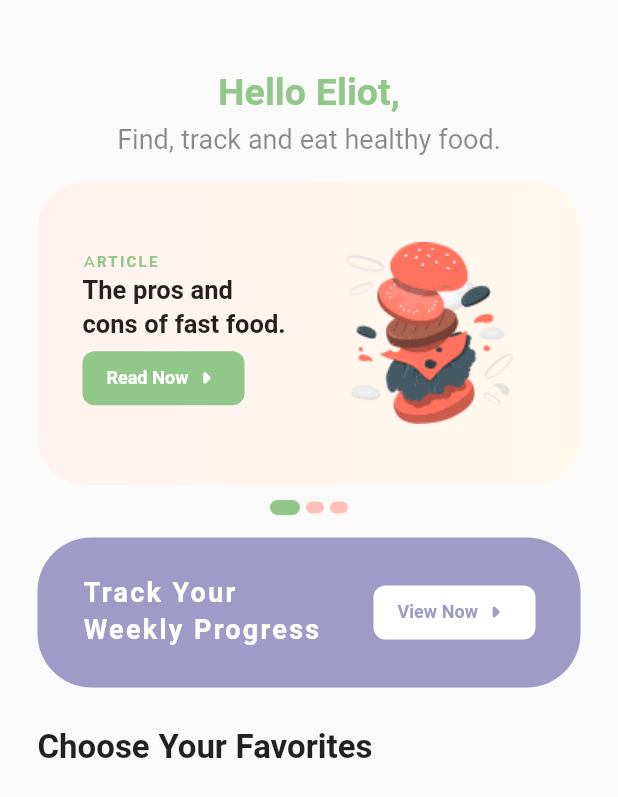
After one commit to eliotfgn/kcal, a Flutter app: the HomeScreen screen opened by its route, on a phone screen of 412 x 824 dp. The commit adds this screen. Shown: the top 797 px of the screen. Run offline on Flutter 3.47's test engine with Material 2 defaults, Android fonts, the phone set to English and light mode, and no system bars; our stand-ins replace google_fonts; Roboto replaces fonts that are missing (Signika).

Commit message:
feat: add home page layout

```diff
--- a/lib/constants/text_constant.dart
+++ b/lib/constants/text_constant.dart
@@ -28,4 +28,40 @@ class TextConstant {
     fontWeight: FontWeight.w600,
     color: Colors.white,
   );
+
+  static TextStyle homeTitle = GoogleFonts.signika(
+    fontSize: 25,
+    fontWeight: FontWeight.w600,
+    color: ColorConstant.primaryGreen,
+  );
+
+  static TextStyle homeText = GoogleFonts.signika(
+    fontSize: 18,
+    fontWeight: FontWeight.w400,
+    color: Colors.black45,
+    height: 1.4,
+  );
+
+  static TextStyle bannerTitle = GoogleFonts.signika(
+    fontSize: 10,
+    fontWeight: FontWeight.w600,
+    color: ColorConstant.primaryGreen,
+    letterSpacing: 1.5,
+  );
+
+  static TextStyle bannerText = GoogleFonts.signika(
+    fontSize: 17,
+    fontWeight: FontWeight.w600,
+  );
+
+  static TextStyle buttonText2 = GoogleFonts.signika(
+    fontSize: 12,
+    fontWeight: FontWeight.w600,
+    color: Colors.white,
+  );
+
+  static TextStyle sectionTitle = GoogleFonts.signika(
+    fontSize: 22,
+    fontWeight: FontWeight.w600,
+  );
 }
--- a/lib/main.dart
+++ b/lib/main.dart
@@ -1,4 +1,5 @@
 import 'package:flutter/material.dart';
+import 'package:kcal/screens/home/home_screen.dart';
 import 'package:kcal/screens/onboarding/first_onboarding_screen.dart';
 import 'package:kcal/screens/onboarding/second_onboarding_screen.dart';
 import 'package:kcal/screens/onboarding/third_onboarding_screen.dart';
@@ -24,6 +25,7 @@ class _AppState extends State<App> {
         "/first-onboarding": (context) => const FirstOnboardingScreen(),
         "/second-onboarding": (context) => const SecondOnboardingScreen(),
         "/third-onboarding": (context) => const ThirdOnboardingScreen(),
+        "/home": (context) => const HomeScreen(),
       },
       initialRoute: "/first-onboarding",
     );
--- /dev/null
+++ b/lib/screens/home/home_screen.dart
@@ -0,0 +1,158 @@
+import 'package:flutter/material.dart';
+import 'package:kcal/constants/color_constant.dart';
+import 'package:kcal/constants/text_constant.dart';
+import 'package:kcal/widgets/onboarding_stepper.dart';
+
+class HomeScreen extends StatelessWidget {
+  const HomeScreen({Key? key}) : super(key: key);
+
+  @override
+  Widget build(BuildContext context) {
+    return Scaffold(
+      body: SafeArea(
+        child: SingleChildScrollView(
+          child: Column(
+            crossAxisAlignment: CrossAxisAlignment.center,
+            children: [
+              const SizedBox(height: 45),
+              Text(
+                "Hello Eliot,",
+                style: TextConstant.homeTitle,
+              ),
+              Text("Find, track and eat healthy food.",
+                  style: TextConstant.homeText),
+              const SizedBox(height: 16),
+              Container(
+                margin: const EdgeInsets.symmetric(horizontal: 25),
+                padding:
+                    const EdgeInsets.symmetric(vertical: 25, horizontal: 30),
+                decoration: BoxDecoration(
+                  gradient: const LinearGradient(
+                    begin: Alignment.centerLeft,
+                    end: Alignment.centerRight,
+                    colors: [
+                      Color(0XFFFFF2F0),
+                      Color(0XFFFFF8EB),
+                    ],
+                  ),
+                  borderRadius: BorderRadius.circular(32),
+                ),
+                child: Row(children: [
+                  Expanded(
+                    child: Column(
+                      crossAxisAlignment: CrossAxisAlignment.start,
+                      children: [
+                        Text(
+                          "ARTICLE",
+                          style: TextConstant.bannerTitle,
+                        ),
+                        Text(
+                          "The pros and cons of fast food.",
+                          style: TextConstant.bannerText,
+                        ),
+                        ElevatedButton(
+                          onPressed: () {},
+                          style: ElevatedButton.styleFrom(
+                            elevation: 0,
+                            backgroundColor: ColorConstant.primaryGreen,
+                            shape: RoundedRectangleBorder(
+                              borderRadius: BorderRadius.circular(8),
+                            ),
+                            fixedSize: const Size(108, 32),
+                            splashFactory: NoSplash.splashFactory,
+                          ),
+                          child: Row(
+                            children: [
+                              Text(
+                                "Read Now",
+                                style: TextConstant.buttonText2,
+                              ),
+                              const Icon(Icons.arrow_right_rounded),
+                            ],
+                          ),
+                        ),
+                      ],
+                    ),
+                  ),
+                  const SizedBox(
+                    width: 20,
+                  ),
+                  Expanded(
+                      child: Image.asset("assets/images/home-banner-hero.png"))
+                ]),
+              ),
+              const SizedBox(
+                height: 10,
+              ),
+              const OnboardingStepper(currentStep: 1),
+              const SizedBox(
+                height: 15,
+              ),
+              Container(
+                margin: const EdgeInsets.symmetric(horizontal: 25),
+                padding:
+                    const EdgeInsets.symmetric(vertical: 25, horizontal: 30),
+                decoration: BoxDecoration(
+                  color: const Color(0XFF9E9BC7),
+                  borderRadius: BorderRadius.circular(36),
+                ),
+                child: Row(
+                  children: [
+                    Expanded(
+                      child: Text(
+                        "Track Your Weekly Progress",
+                        style: TextConstant.bannerTitle
+                            .copyWith(fontSize: 18, color: Colors.white),
+                      ),
+                    ),
+                    const SizedBox(
+                      width: 35,
+                    ),
+                    ElevatedButton(
+                      onPressed: () {},
+                      style: ElevatedButton.styleFrom(
+                        elevation: 0,
+                        backgroundColor: Colors.white,
+                        shape: RoundedRectangleBorder(
+                          borderRadius: BorderRadius.circular(8),
+                        ),
+                        fixedSize: const Size(108, 32),
+                        splashFactory: NoSplash.splashFactory,
+                      ),
+                      child: Row(
+                        children: [
+                          Text(
+                            "View Now",
+                            style: TextConstant.buttonText2
+                                .copyWith(color: const Color(0XFF9E9BC7)),
+                          ),
+                          const Icon(
+                            Icons.arrow_right_rounded,
+                            color: Color(0XFF9E9BC7),
+                          ),
+                        ],
+                      ),
+                    ),
+                  ],
+                ),
+              ),
+              const SizedBox(
+                height: 25,
+              ),
+              Padding(
+                padding: const EdgeInsets.symmetric(horizontal: 25.0),
+                child: Align(
+                  alignment: Alignment.centerLeft,
+                  child: Text(
+                    "Choose Your Favorites",
+                    style: TextConstant.sectionTitle,
+                  ),
+                ),
+              ),
+            ],
+          ),
+        ),
+      ),
+    );
+  }
+}
```
